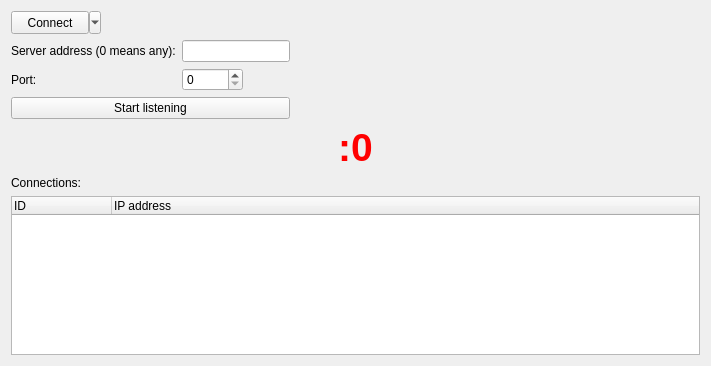
Before: the Qt Designer form src/LorrisProxy/lorrisproxy.ui in Tasssadar/Lorris, drawn with Qt 5.
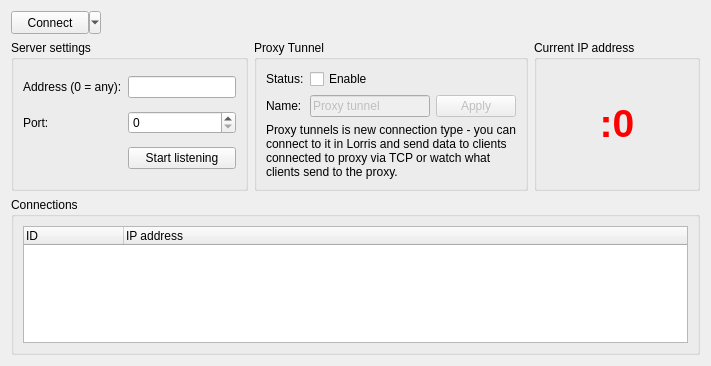
After: the same form once the commit is applied.

Commit message:
[566] LorrisProxy: introduce ProxyTunnel, redesign UI
* ProxyTunnel: new virtual connection type (kinda like ShupitoTunnel),
  which is connected to the other side of the proxy (where usualy serial port is)

Diff of the .ui file:
```diff
--- a/src/LorrisProxy/lorrisproxy.ui
+++ b/src/LorrisProxy/lorrisproxy.ui
@@ -13,7 +13,7 @@
   <property name="windowTitle">
    <string>Form</string>
   </property>
-  <layout class="QVBoxLayout" name="verticalLayout_2" stretch="0,0,4,0,0">
+  <layout class="QVBoxLayout" name="verticalLayout" stretch="0,0,1">
    <item>
     <layout class="QHBoxLayout" name="horizontalLayout">
      <item>
@@ -57,21 +57,23 @@
     </layout>
    </item>
    <item>
-    <layout class="QHBoxLayout" name="horizontalLayout_2" stretch="0,4">
+    <layout class="QHBoxLayout" name="horizontalLayout_2">
      <item>
-      <layout class="QVBoxLayout" name="verticalLayout">
-       <item>
-        <layout class="QFormLayout" name="formLayout">
-         <property name="fieldGrowthPolicy">
-          <enum>QFormLayout::ExpandingFieldsGrow</enum>
-         </property>
-         <property name="labelAlignment">
-          <set>Qt::AlignLeading|Qt::AlignLeft|Qt::AlignVCenter</set>
-         </property>
+      <widget class="QGroupBox" name="groupBox">
+       <property name="sizePolicy">
+        <sizepolicy hsizetype="Fixed" vsizetype="Preferred">
+         <horstretch>0</horstretch>
+         <verstretch>0</verstretch>
+        </sizepolicy>
+       </property>
+       <property name="title">
+        <string>Server settings</string>
+       </property>
+       <layout class="QGridLayout" name="gridLayout">
          <item row="0" column="0">
           <widget class="QLabel" name="label">
            <property name="text">
-            <string>Server address (0 means any):</string>
+           <string>Address (0 = any):</string>
            </property>
           </widget>
          </item>
@@ -99,9 +101,7 @@
            </property>
           </widget>
          </item>
-        </layout>
-       </item>
-       <item>
+        <item row="2" column="1">
         <widget class="QPushButton" name="listenButon">
          <property name="text">
           <string>Start listening</string>
@@ -109,24 +109,98 @@
         </widget>
        </item>
       </layout>
+      </widget>
      </item>
      <item>
-      <spacer name="horizontalSpacer">
-       <property name="orientation">
-        <enum>Qt::Horizontal</enum>
+      <widget class="QGroupBox" name="groupBox_2">
+       <property name="sizePolicy">
+        <sizepolicy hsizetype="Fixed" vsizetype="Preferred">
+         <horstretch>0</horstretch>
+         <verstretch>0</verstretch>
+        </sizepolicy>
        </property>
-       <property name="sizeHint" stdset="0">
-        <size>
-         <width>40</width>
-         <height>20</height>
-        </size>
+       <property name="title">
+        <string>Proxy Tunnel</string>
        </property>
-      </spacer>
-     </item>
-    </layout>
-   </item>
+       <layout class="QVBoxLayout" name="verticalLayout_2">
+        <item>
+         <layout class="QGridLayout" name="gridLayout_2">
+          <item row="0" column="0">
+           <widget class="QLabel" name="label_5">
+            <property name="text">
+             <string>Status:</string>
+            </property>
+           </widget>
+          </item>
+          <item row="0" column="1">
+           <widget class="QCheckBox" name="tunnelBox">
+            <property name="text">
+             <string>Enable</string>
+            </property>
+           </widget>
+          </item>
+          <item row="1" column="0">
+           <widget class="QLabel" name="label_4">
+            <property name="text">
+             <string>Name:</string>
+            </property>
+           </widget>
+          </item>
+          <item row="1" column="1">
+           <widget class="QLineEdit" name="tunnelName">
+            <property name="enabled">
+             <bool>false</bool>
+            </property>
+            <property name="text">
+             <string>Proxy tunnel</string>
+            </property>
+           </widget>
+          </item>
+          <item row="1" column="2">
+           <widget class="QPushButton" name="setNameBtn">
+            <property name="enabled">
+             <bool>false</bool>
+            </property>
+            <property name="text">
+             <string>Apply</string>
+            </property>
+           </widget>
+          </item>
+         </layout>
+        </item>
+        <item>
+         <widget class="QLabel" name="label_6">
+          <property name="text">
+           <string>Proxy tunnels is new connection type - you can
+connect to it in Lorris and send data to clients
+connected to proxy via TCP or watch what
+clients send to the proxy.</string>
+          </property>
+         </widget>
+        </item>
+       </layout>
+      </widget>
+     </item>
+     <item>
+      <widget class="QGroupBox" name="groupBox_3">
+       <property name="sizePolicy">
+        <sizepolicy hsizetype="Expanding" vsizetype="Preferred">
+         <horstretch>0</horstretch>
+         <verstretch>0</verstretch>
+        </sizepolicy>
+       </property>
+       <property name="title">
+        <string>Current IP address</string>
+       </property>
+       <layout class="QVBoxLayout" name="verticalLayout_3">
    <item>
     <widget class="QLabel" name="addressLabel">
+          <property name="sizePolicy">
+           <sizepolicy hsizetype="Expanding" vsizetype="Expanding">
+            <horstretch>0</horstretch>
+            <verstretch>0</verstretch>
+           </sizepolicy>
+          </property>
      <property name="font">
       <font>
        <pointsize>29</pointsize>
@@ -148,13 +222,17 @@
      </property>
     </widget>
    </item>
+       </layout>
+      </widget>
+     </item>
+    </layout>
+   </item>
    <item>
-    <widget class="QLabel" name="label_3">
-     <property name="text">
-      <string>Connections:</string>
+    <widget class="QGroupBox" name="groupBox_4">
+     <property name="title">
+      <string>Connections</string>
      </property>
-    </widget>
-   </item>
+     <layout class="QVBoxLayout" name="verticalLayout_4">
    <item>
     <widget class="QTreeWidget" name="connections">
      <property name="contextMenuPolicy">
@@ -173,6 +251,9 @@
        <string>IP address</string>
       </property>
      </column>
+       </widget>
+      </item>
+     </layout>
     </widget>
    </item>
   </layout>
```
Lines whose indentation alone changed are shown as unchanged. The commit also changes 17 other files.
